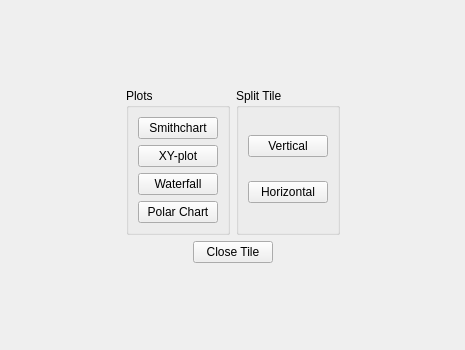
This is Software/PC_Application/LibreVNA-GUI/CustomWidgets/tilewidget.ui in jankae/LibreVNA as Qt 5 draws it before an edit. The edited form follows.
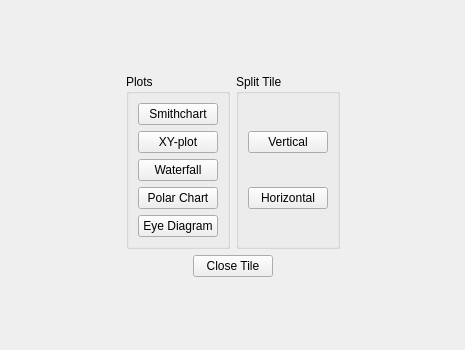
This is the edited form. Icons and pictures are not drawn.

Commit message: Move eye diagram from tools to new graph type, enable zoom/pan on graphs

What changed in the file:
```diff
--- a/Software/PC_Application/LibreVNA-GUI/CustomWidgets/tilewidget.ui
+++ b/Software/PC_Application/LibreVNA-GUI/CustomWidgets/tilewidget.ui
@@ -99,6 +99,13 @@
                   </property>
                  </widget>
                 </item>
+                <item>
+                 <widget class="QPushButton" name="eyeDiagram">
+                  <property name="text">
+                   <string>Eye Diagram</string>
+                  </property>
+                 </widget>
+                </item>
                </layout>
               </widget>
              </item>
```
The commit also changes 22 other files.
